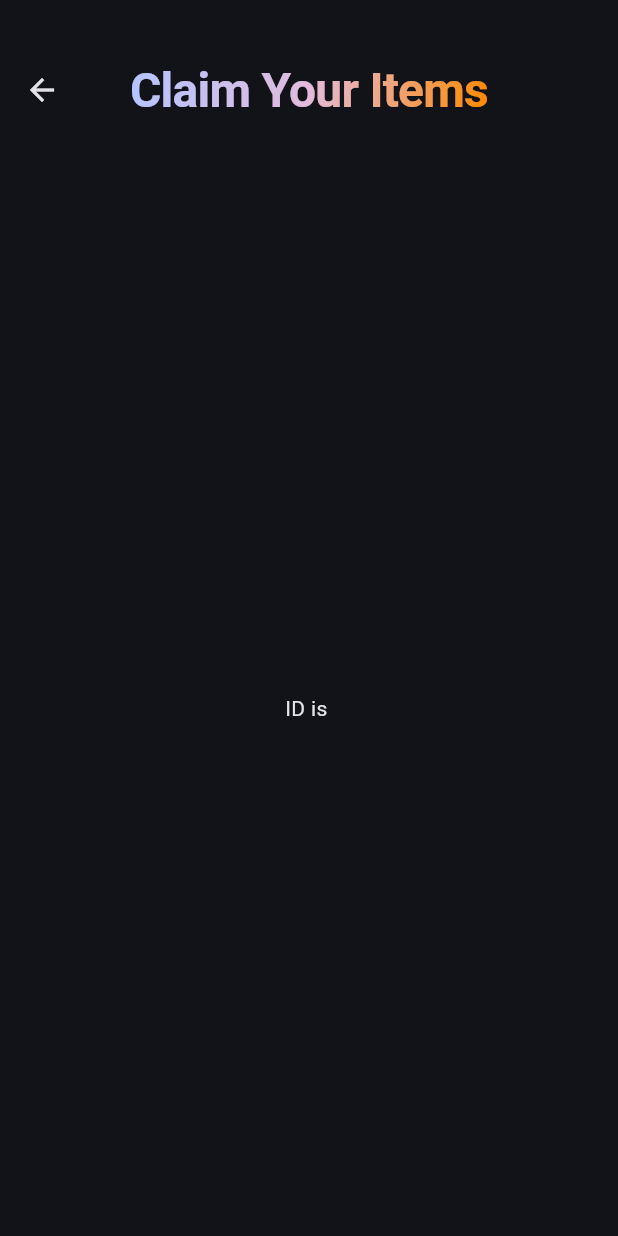
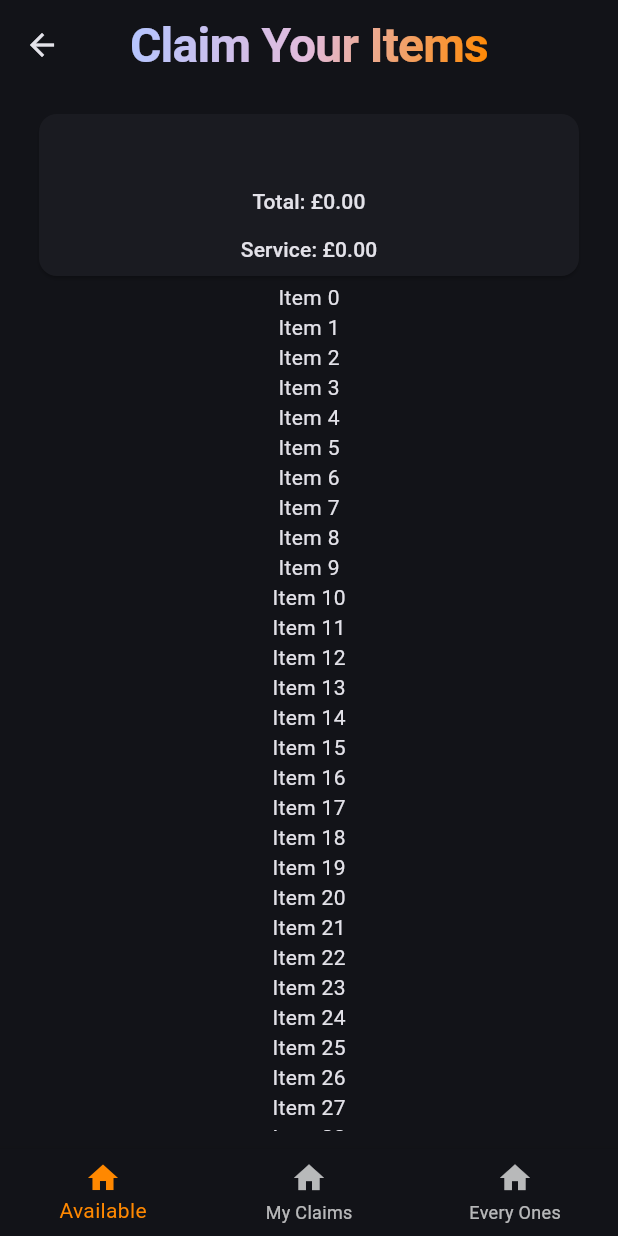
Before and after one commit to mcdona22/tab_settle, a Flutter app: the ReceiptDashboardPage screen opened directly with empty values, on a phone screen of 412 x 824 dp. Run offline on Flutter 3.47's test engine with Material 3 defaults, Android fonts, the phone set to English and light mode, and no system bars; our stand-ins replace cloud_firestore, firebase_core, flutter_dotenv, flutter_hooks, freezed_annotation, go_router and 5 more; missing offline and left inert: flutter_loggy; accounts and stored records are empty; generated files the repository leaves out were written again.

Commit message:
fetched the header and displayed it.  Also added some noddy bottom bar stuff

```diff
--- a/lib/core/presentation/mobile_first_container.dart
+++ b/lib/core/presentation/mobile_first_container.dart
@@ -1,5 +1,9 @@
 import 'package:flutter/material.dart';
 import 'package:tab_settle/core/presentation/ui_dimensions.dart';
+
+const msg =
+    'The display is too small for the app to work.  You are most '
+    'likely on a mobile device in landscape mode';
 
 class MobileFirstContainer extends StatelessWidget {
   final Widget child;
@@ -27,13 +31,7 @@ class MobileFirstContainer extends StatelessWidget {
         return tooSmall
             ? Padding(
                 padding: padding,
-                child: Center(
-                  child: Text(
-                    'Your device is too small Tab Settle app to '
-                    'work',
-                    textAlign: TextAlign.center,
-                  ),
-                ),
+                child: Center(child: Text(msg, textAlign: TextAlign.center)),
               )
             : Align(
                 alignment: Alignment.topCenter,
--- a/lib/core/presentation/utils.dart
+++ b/lib/core/presentation/utils.dart
@@ -5,7 +5,13 @@ import 'package:flutter/material.dart';
 import 'package:go_router/go_router.dart';
 import 'package:tab_settle/core/routing/router.dart';
 
-PreferredSizeWidget createAppBar(BuildContext context, Widget? header) {
+const defaultToolbarHeight = 120.0;
+
+PreferredSizeWidget createAppBar(
+  BuildContext context,
+  Widget? header, {
+  double toolbarHeight = defaultToolbarHeight,
+}) {
   final isHome = GoRouterState.of(context).matchedLocation == '/';
   return AppBar(
     title: header,
@@ -21,7 +27,7 @@ PreferredSizeWidget createAppBar(BuildContext context, Widget? header) {
             },
           )
         : null,
-    toolbarHeight: 120.0,
+    toolbarHeight: toolbarHeight,
     centerTitle: true,
     // elevation: 1.0,
     // primary: true,
--- a/lib/features/receipt/data/receipt_item_repository.dart
+++ b/lib/features/receipt/data/receipt_item_repository.dart
@@ -1,6 +1,11 @@
+import 'package:tab_settle/db/abstract_document.dart';
 import 'package:tab_settle/db/abstract_repository.dart';
 import 'package:tab_settle/features/receipt/data/receipt_line_item.dart';
 
 class ReceiptItemRepository extends AbstractRepository<ReceiptLineItem> {
   ReceiptItemRepository(super.firestore, super.collectionName);
+
+  @override
+  ReceiptLineItem fromFirestore(DocID id, Map<String, dynamic> data) =>
+      ReceiptLineItem.fromJson({...data, 'id': id});
 }
--- a/lib/features/receipt/data/receipt_repository.dart
+++ b/lib/features/receipt/data/receipt_repository.dart
@@ -1,6 +1,11 @@
+import 'package:tab_settle/db/abstract_document.dart';
 import 'package:tab_settle/db/abstract_repository.dart';
 import 'package:tab_settle/features/receipt/data/receipt.dart';
 
 class ReceiptRepository extends AbstractRepository<Receipt> {
   ReceiptRepository(super.firestore, super.collectionName);
+
+  @override
+  Receipt fromFirestore(DocID id, Map<String, dynamic> data) =>
+      Receipt.fromJson({...data, 'id': id, 'items': []});
 }
--- a/lib/features/receipt/presentation/receipt_dashboard_page.dart
+++ b/lib/features/receipt/presentation/receipt_dashboard_page.dart
@@ -1,9 +1,16 @@
 import 'package:flutter/material.dart';
+import 'package:flutter_hooks/flutter_hooks.dart';
 import 'package:hooks_riverpod/hooks_riverpod.dart';
 import 'package:loggy/loggy.dart';
+import 'package:tab_settle/core/extensions/double.extensions.dart';
+import 'package:tab_settle/core/presentation/async_value_widget.dart';
 import 'package:tab_settle/core/presentation/mobile_first_container.dart';
 import 'package:tab_settle/core/presentation/screen_title.dart';
 import 'package:tab_settle/core/presentation/utils.dart';
+import 'package:tab_settle/features/receipt/application/receipt_service.dart';
+import 'package:tab_settle/features/receipt/data/receipt.dart';
+
+final options = ['Available', 'My Claims', 'Every Ones'];
 
 class ReceiptDashboardPage extends HookConsumerWidget with UiLoggy {
   const ReceiptDashboardPage({required this.receiptId, super.key});
@@ -12,11 +19,80 @@ class ReceiptDashboardPage extends HookConsumerWidget with UiLoggy {
 
   @override
   Widget build(BuildContext context, WidgetRef ref) {
+    final receiptHeader = ref.watch(receiptHeaderProvider(receiptId));
+    final tabBarIndex = useState<int>(0);
+
     return Scaffold(
-      appBar: createAppBar(context, ScreenTitle(label: 'Claim Your Items')),
+      appBar: createAppBar(
+        context,
+        ScreenTitle(label: 'Claim Your Items'),
+        toolbarHeight: 60.0,
+      ),
+
       body: MobileFirstContainer(
-        child: Center(child: Text("ID is $receiptId")),
+        child: Column(
+          children: [
+            AsyncValueWidget(
+              value: receiptHeader,
+              data: (receipt) {
+                return ReceiptHeader(receipt: receipt);
+              },
+            ),
+            Expanded(
+              child: SingleChildScrollView(
+                child: Column(
+                  children: List.generate(200, (i) => Text('Item $i')),
+                ),
+              ),
+            ),
+            // DebugContainer(child: Center(child: Text('remainder'))),
+          ],
+        ),
+      ),
+
+      bottomNavigationBar: BottomNavigationBar(
+        currentIndex: tabBarIndex.value,
+        items: List.generate(options.length, (i) {
+          return BottomNavigationBarItem(
+            icon: Icon(Icons.home),
+            label: options[i],
+          );
+        }),
+        onTap: (index) => tabBarIndex.value = index,
       ),
     );
   }
 }
+
+class ReceiptHeader extends StatelessWidget {
+  const ReceiptHeader({required this.receipt, super.key});
+
+  final Receipt receipt;
+
+  @override
+  Widget build(BuildContext context) {
+    final textTheme = Theme.of(context).textTheme;
+    return Card(
+      child: Padding(
+        padding: const EdgeInsets.all(8.0),
+        child: SizedBox(
+          width: double.infinity,
+          child: Column(
+            spacing: 12.0,
+            children: [
+              Text(receipt.title, style: textTheme.titleLarge),
+              Text(
+                'Total: ${receipt.totalAmount.toCurrency()}',
+                style: textTheme.titleSmall,
+              ),
+              Text(
+                'Service: ${receipt.serviceCharge.toCurrency()}',
+                style: textTheme.titleSmall,
+              ),
+            ],
+          ),
+        ),
+      ),
+    );
+  }
+}
```
Also changed, not shown: lib/db/abstract_repository.dart (+13 -2 lines), lib/features/bill_analyse/presentation/scanned_bill_page.dart (+0 -13 lines), lib/features/home/home_page.dart (+16 -3 lines), lib/features/receipt/application/receipt_service.dart (+14 -0 lines), lib/features/receipt/presentation/receipt_dashboard_controller.dart (added, +11 -0 lines).
